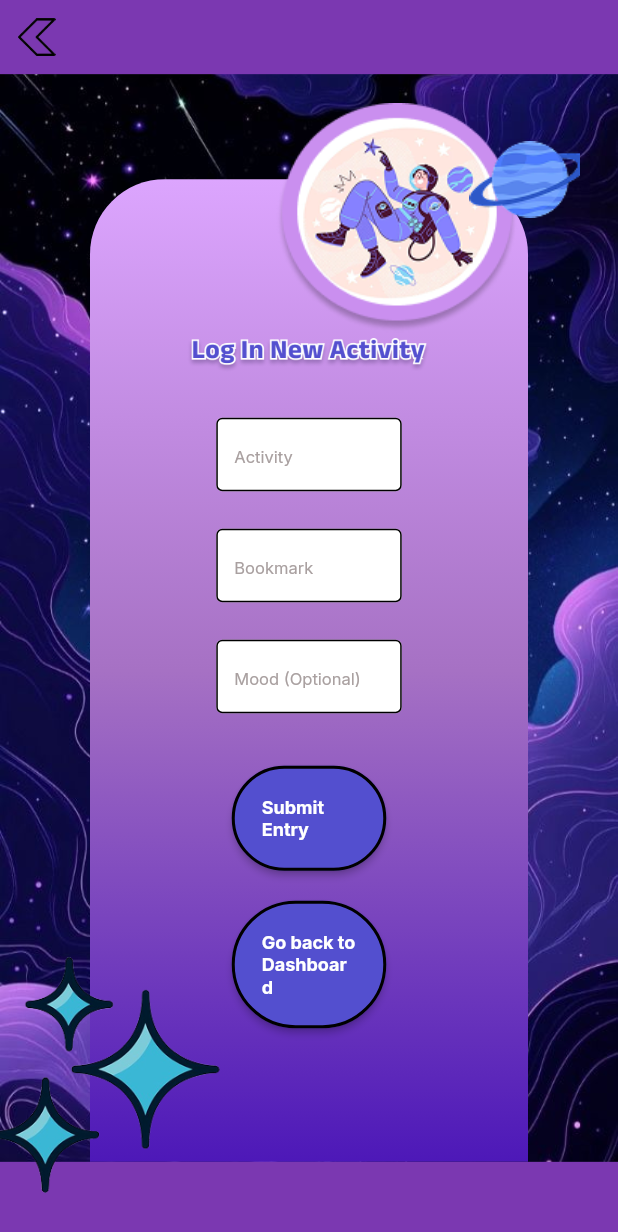
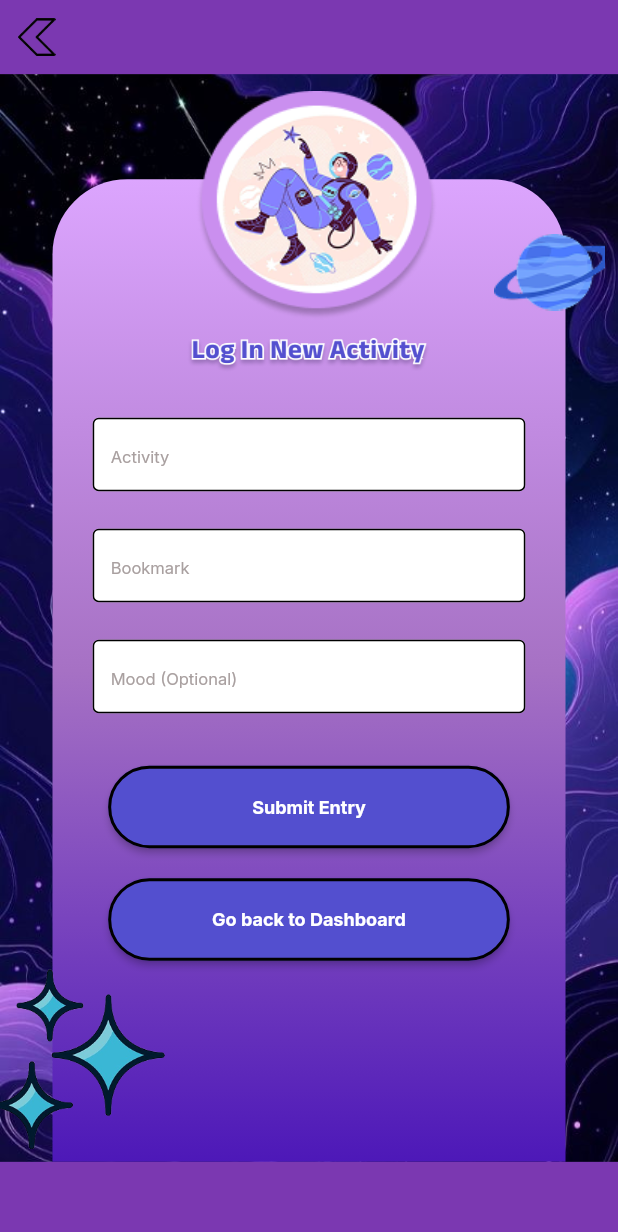
Before and after one commit to eshitarp02/moddy, a Flutter app: the HomeView widget shown alone on an empty page, opened directly, after a tap on "Log in New Activity", on a phone screen of 412 x 824 dp. Shown: the top 1232 px of the screen. Run offline on Flutter 3.47's test engine with Material 3 defaults, Android fonts, the phone set to English and light mode, and no system bars; drawn by our look-alikes of toastification; our stand-ins replace dio, equatable, flutter_bloc, flutter_secure_storage, get_it, go_router and 4 more; accounts and stored records are empty.

Commit message:
- fixed ui issues

```diff
--- a/lib/presentation/views/home/home_view.dart
+++ b/lib/presentation/views/home/home_view.dart
@@ -14,8 +14,8 @@ class HomeView extends StatelessWidget {
     return BlocBuilder<HomeBloc, HomeState>(
       builder: (context, state) {
         if (state is HomeOnLoadState) {
-          return SingleChildScrollView(
-            child: Column(
+          return Column(
+            mainAxisSize: MainAxisSize.min,
             children: [
               Container(
                 color: Color(0XFF7B38B1),
@@ -34,11 +34,14 @@ class HomeView extends StatelessWidget {
                   ),
                 ),
               ),
+              Expanded(
+                child: Column(
+                  children: [
                     Padding(
                       padding: const EdgeInsets.only(top: 12.0),
                       child: Container(
-                    height: MediaQuery.of(context).size.height * .22,
-                    width: MediaQuery.of(context).size.width * .3,
+                        height: MediaQuery.of(context).size.height * .15,
+                        width: MediaQuery.of(context).size.width * .65,
                         decoration: BoxDecoration(
                           image: DecorationImage(
                             image: AssetImage(
@@ -60,8 +63,8 @@ class HomeView extends StatelessWidget {
                       ),
                     ),
                     Container(
-                  height: MediaQuery.of(context).size.height * .22,
-                  width: MediaQuery.of(context).size.width * .3,
+                      height: MediaQuery.of(context).size.height * .15,
+                      width: MediaQuery.of(context).size.width * .65,
                       decoration: BoxDecoration(
                         image: DecorationImage(
                           image: AssetImage(
@@ -75,7 +78,7 @@ class HomeView extends StatelessWidget {
                         children: [
                           Image.asset(
                             AssetPNGImages.progressTrackerText,
-                        height: 100.0,
+                            height: 80.0,
                             width: 200.0,
                           )
                         ],
@@ -84,7 +87,7 @@ class HomeView extends StatelessWidget {
                     Padding(
                       padding: const EdgeInsets.only(top: 8.0),
                       child: SizedBox(
-                    width: MediaQuery.of(context).size.width * .33,
+                        width: MediaQuery.of(context).size.width * .75,
                         child: ElevatedButton(
                           onPressed: () {
                             context.pushNamed(Routes.logNewActivity.name);
@@ -101,8 +104,10 @@ class HomeView extends StatelessWidget {
                           ),
                           child: Text(
                             'Log in New Activity',
-                        style:
-                            Theme.of(context).textTheme.titleMedium!.copyWith(
+                            style: Theme.of(context)
+                                .textTheme
+                                .titleMedium!
+                                .copyWith(
                                   fontSize: 12.0,
                                   fontWeight: FontWeight.w600,
                                 ),
@@ -113,7 +118,7 @@ class HomeView extends StatelessWidget {
                     Padding(
                       padding: const EdgeInsets.only(top: 20.0),
                       child: SizedBox(
-                    width: MediaQuery.of(context).size.width * .33,
+                        width: MediaQuery.of(context).size.width * .75,
                         child: ElevatedButton(
                           onPressed: () {},
                           style: ElevatedButton.styleFrom(
@@ -128,8 +133,10 @@ class HomeView extends StatelessWidget {
                           ),
                           child: Text(
                             'View all the activities',
-                        style:
-                            Theme.of(context).textTheme.titleMedium!.copyWith(
+                            style: Theme.of(context)
+                                .textTheme
+                                .titleMedium!
+                                .copyWith(
                                   fontSize: 12.0,
                                   fontWeight: FontWeight.w600,
                                 ),
@@ -140,7 +147,7 @@ class HomeView extends StatelessWidget {
                     Padding(
                       padding: const EdgeInsets.only(top: 20.0),
                       child: SizedBox(
-                    width: MediaQuery.of(context).size.width * .35,
+                        width: MediaQuery.of(context).size.width * .85,
                         child: ElevatedButton(
                           onPressed: () {},
                           style: ElevatedButton.styleFrom(
@@ -158,6 +165,9 @@ class HomeView extends StatelessWidget {
                             height: 24.0,
                           ),
                         ),
+                      ),
+                    ),
+                  ],
                 ),
               ),
               Padding(
@@ -188,7 +198,7 @@ class HomeView extends StatelessWidget {
                     child: Column(
                       children: [
                         SizedBox(
-                            width: MediaQuery.of(context).size.width * .25,
+                          width: MediaQuery.of(context).size.width * .55,
                           child: ElevatedButton(
                             onPressed: () {},
                             style: ElevatedButton.styleFrom(
@@ -217,7 +227,7 @@ class HomeView extends StatelessWidget {
                         Padding(
                           padding: const EdgeInsets.only(top: 14.0),
                           child: SizedBox(
-                              width: MediaQuery.of(context).size.width * .25,
+                            width: MediaQuery.of(context).size.width * .55,
                             child: ElevatedButton(
                               onPressed: () {},
                               style: ElevatedButton.styleFrom(
@@ -255,7 +265,6 @@ class HomeView extends StatelessWidget {
                 width: MediaQuery.of(context).size.width,
               ),
             ],
-            ),
           );
         } else {
           return LoadingWidget();
--- a/lib/presentation/views/log_new_activity/log_new_activity_view.dart
+++ b/lib/presentation/views/log_new_activity/log_new_activity_view.dart
@@ -61,8 +61,8 @@ class LogNewActivityView extends StatelessWidget {
                   Expanded(
                     child: Container(
                       margin: const EdgeInsets.only(
-                        left: 60.0,
-                        right: 60.0,
+                        left: 35.0,
+                        right: 35.0,
                         top: 70.0,
                       ),
                       width: MediaQuery.of(context).size.width,
@@ -92,7 +92,7 @@ class LogNewActivityView extends StatelessWidget {
                             ),
                           ),
                           SizedBox(
-                            width: MediaQuery.of(context).size.width * .3,
+                            width: MediaQuery.of(context).size.width * .7,
                             child: SingleLineInputContent(
                               key: const ValueKey('$keyPrefix-activity'),
                               textInputAction: TextInputAction.next,
@@ -112,7 +112,7 @@ class LogNewActivityView extends StatelessWidget {
                             ),
                           ),
                           SizedBox(
-                            width: MediaQuery.of(context).size.width * .3,
+                            width: MediaQuery.of(context).size.width * .7,
                             child: SingleLineInputContent(
                               key: const ValueKey('$keyPrefix-bookmark'),
                               textInputAction: TextInputAction.next,
@@ -132,7 +132,7 @@ class LogNewActivityView extends StatelessWidget {
                             ),
                           ),
                           SizedBox(
-                            width: MediaQuery.of(context).size.width * .3,
+                            width: MediaQuery.of(context).size.width * .7,
                             child: SingleLineInputContent(
                               key: const ValueKey('$keyPrefix-mood'),
                               textInputAction: TextInputAction.next,
@@ -154,7 +154,7 @@ class LogNewActivityView extends StatelessWidget {
                           Padding(
                             padding: const EdgeInsets.only(top: 35.0),
                             child: SizedBox(
-                              width: MediaQuery.of(context).size.width * .25,
+                              width: MediaQuery.of(context).size.width * .65,
                               child: ElevatedButton(
                                 onPressed: () {
                                   BlocProvider.of<LogNewActivityBloc>(context)
@@ -189,7 +189,7 @@ class LogNewActivityView extends StatelessWidget {
                           Padding(
                             padding: const EdgeInsets.only(top: 20.0),
                             child: SizedBox(
-                              width: MediaQuery.of(context).size.width * .25,
+                              width: MediaQuery.of(context).size.width * .65,
                               child: ElevatedButton(
                                 onPressed: () {
                                   Navigator.of(context).maybePop();
@@ -230,8 +230,8 @@ class LogNewActivityView extends StatelessWidget {
                 ],
               ),
               Positioned(
-                top: MediaQuery.of(context).size.height * .07,
-                left: MediaQuery.of(context).size.width * .43,
+                top: MediaQuery.of(context).size.height * .06,
+                left: MediaQuery.of(context).size.width * .30,
                 child: Image.asset(
                   AssetPNGImages.logNewActivity,
                   height: 175.0,
@@ -239,8 +239,8 @@ class LogNewActivityView extends StatelessWidget {
                 ),
               ),
               Positioned(
-                right: -MediaQuery.of(context).size.height * .02,
-                top: MediaQuery.of(context).size.width * .10,
+                right: -MediaQuery.of(context).size.height * .04,
+                top: MediaQuery.of(context).size.width * .25,
                 child: Image.asset(
                   AssetPNGImages.uranusPlanet,
                   height: 157.0,
@@ -249,11 +249,11 @@ class LogNewActivityView extends StatelessWidget {
               ),
               Positioned(
                 left: -MediaQuery.of(context).size.height * .01,
-                bottom: MediaQuery.of(context).size.width * .07,
+                bottom: MediaQuery.of(context).size.width * .14,
                 child: Image.asset(
                   AssetPNGImages.stars,
-                  height: 157.0,
-                  width: 157.0,
+                  height: 120.0,
+                  width: 120.0,
                 ),
               ),
             ],
--- a/lib/presentation/widgets/login/login_widget.dart
+++ b/lib/presentation/widgets/login/login_widget.dart
@@ -76,7 +76,7 @@ class LoginWidget extends StatelessWidget {
                                 ),
                       ),
                       SizedBox(
-                        width: MediaQuery.of(context).size.width * .3,
+                        width: MediaQuery.of(context).size.width * .7,
                         child: SingleLineInputContent(
                           key: const ValueKey('$keyPrefix-Email'),
                           textInputAction: TextInputAction.next,
@@ -95,7 +95,7 @@ class LoginWidget extends StatelessWidget {
                         ),
                       ),
                       SizedBox(
-                        width: MediaQuery.of(context).size.width * .3,
+                        width: MediaQuery.of(context).size.width * .7,
                         child: SingleLineInputContent(
                           key: const ValueKey('$keyPrefix-password'),
                           textInputAction: TextInputAction.next,
@@ -119,7 +119,7 @@ class LoginWidget extends StatelessWidget {
                           top: 25.0,
                         ),
                         child: SizedBox(
-                          width: MediaQuery.of(context).size.width * .33,
+                          width: MediaQuery.of(context).size.width * .8,
                           child: ElevatedButton(
                             onPressed: () {
                               BlocProvider.of<LoginBloc>(context).add(
@@ -208,7 +208,7 @@ class LoginWidget extends StatelessWidget {
           ),
           Positioned(
             top: MediaQuery.of(context).size.height * .21,
-            left: MediaQuery.of(context).size.width * .43,
+            left: MediaQuery.of(context).size.width * .31,
             child: Image.asset(
               AssetPNGImages.loginImage,
               height: 157.0,
--- a/lib/presentation/widgets/sign_up/sign_up_widget.dart
+++ b/lib/presentation/widgets/sign_up/sign_up_widget.dart
@@ -97,7 +97,7 @@ class SignUpWidget extends StatelessWidget {
                       Padding(
                         padding: const EdgeInsets.only(top: 5.0),
                         child: SizedBox(
-                          width: MediaQuery.of(context).size.width * .3,
+                          width: MediaQuery.of(context).size.width * .7,
                           child: SingleLineInputContent(
                             key: const ValueKey('$keyPrefix-FirstName'),
                             textInputAction: TextInputAction.next,
@@ -117,7 +117,7 @@ class SignUpWidget extends StatelessWidget {
                         ),
                       ),
                       SizedBox(
-                        width: MediaQuery.of(context).size.width * .3,
+                        width: MediaQuery.of(context).size.width * .7,
                         child: SingleLineInputContent(
                           key: const ValueKey('$keyPrefix-LastName'),
                           textInputAction: TextInputAction.next,
@@ -136,7 +136,7 @@ class SignUpWidget extends StatelessWidget {
                         ),
                       ),
                       SizedBox(
-                        width: MediaQuery.of(context).size.width * .3,
+                        width: MediaQuery.of(context).size.width * .7,
                         child: SingleLineInputContent(
                           key: const ValueKey('$keyPrefix-Email'),
                           textInputAction: TextInputAction.next,
@@ -155,7 +155,7 @@ class SignUpWidget extends StatelessWidget {
                         ),
                       ),
                       SizedBox(
-                        width: MediaQuery.of(context).size.width * .3,
+                        width: MediaQuery.of(context).size.width * .7,
                         child: SingleLineInputContent(
                           key: const ValueKey('$keyPrefix-Password'),
                           obscureText: isPasswordObscured,
@@ -190,7 +190,7 @@ class SignUpWidget extends StatelessWidget {
                         ),
                       ),
                       SizedBox(
-                        width: MediaQuery.of(context).size.width * .3,
+                        width: MediaQuery.of(context).size.width * .7,
                         child: SingleLineInputContent(
                           key: const ValueKey('$keyPrefix-Confirm-Password'),
                           obscureText: isConfirmPasswordObscured,
@@ -229,7 +229,7 @@ class SignUpWidget extends StatelessWidget {
                           top: 20.0,
                         ),
                         child: SizedBox(
-                          width: MediaQuery.of(context).size.width * .33,
+                          width: MediaQuery.of(context).size.width * .8,
                           child: ElevatedButton(
                             onPressed: () {
                               BlocProvider.of<SignUpBloc>(context).add(
@@ -309,7 +309,7 @@ class SignUpWidget extends StatelessWidget {
         ),
         Positioned(
           top: MediaQuery.of(context).size.height * .11,
-          left: MediaQuery.of(context).size.width * .43,
+          left: MediaQuery.of(context).size.width * .31,
           child: Image.asset(
             AssetPNGImages.loginImage,
             height: 157.0,
```
Also changed, not shown: 1 other file. Lines whose indentation alone changed are shown as unchanged.
